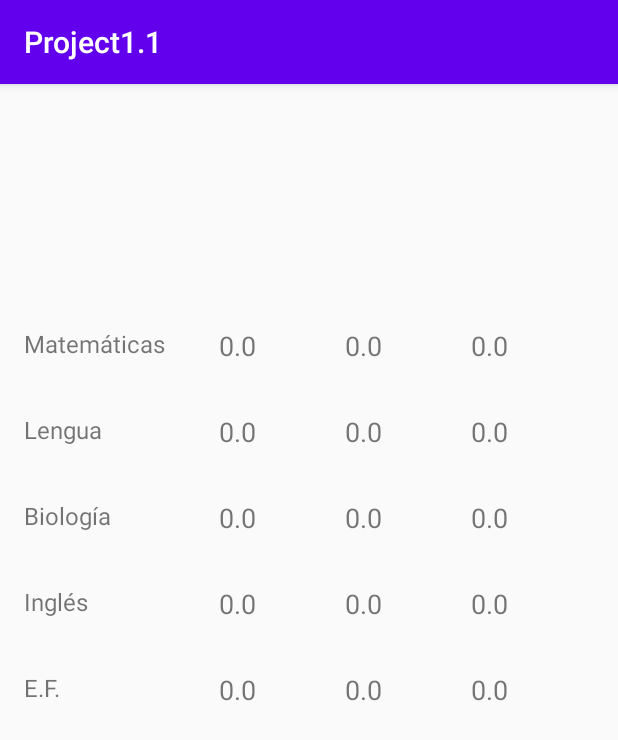
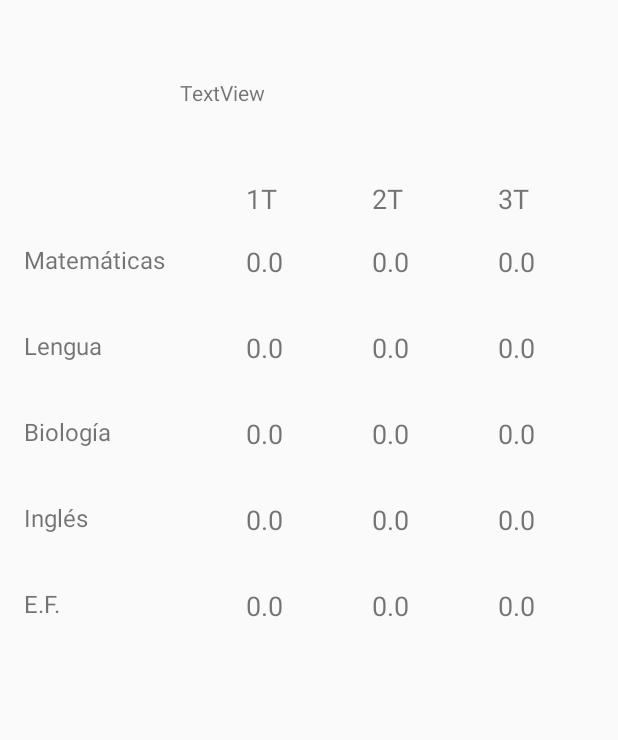
Before and after one commit to sergiomunrui/Project1.1, an Android app: the DatosNotasActivity screen opened directly, with no data from a screen before it, on a phone screen of 412 x 824 dp. Shown: the top 740 px of the screen. Run offline under Robolectric (Android 15) with nearby library versions, the phone set to English and light mode, and no system bars; 1 statement that could not run was skipped.

Commit message:
Mejora layout MainActivity y desactivado modo oscuro en móviles

```diff
--- a/app/src/main/java/com/sergio/project11/MainActivity.java
+++ b/app/src/main/java/com/sergio/project11/MainActivity.java
@@ -3,6 +3,7 @@ package com.sergio.project11;
 import android.content.Intent;
 import android.support.v7.app.AppCompatActivity;
 import android.os.Bundle;
+import android.support.v7.app.AppCompatDelegate;
 import android.view.View;
 
 public class MainActivity extends AppCompatActivity {
@@ -11,6 +12,8 @@ public class MainActivity extends AppCompatActivity {
     protected void onCreate(Bundle savedInstanceState) {
         super.onCreate(savedInstanceState);
         setContentView(R.layout.activity_main);
+
+        AppCompatDelegate.setDefaultNightMode(AppCompatDelegate.MODE_NIGHT_NO);
     }
 
     //Método para pasar a RegistrarActivity
--- a/app/src/main/res/layout/activity_datos_notas.xml
+++ b/app/src/main/res/layout/activity_datos_notas.xml
@@ -4,13 +4,14 @@
     xmlns:tools="http://schemas.android.com/tools"
     android:layout_width="match_parent"
     android:layout_height="match_parent"
+    android:textAlignment="center"
     tools:context=".DatosNotasActivity">
 
     <TextView
         android:id="@+id/tvIdAlumno"
-        android:layout_width="150dp"
+        android:layout_width="60dp"
         android:layout_height="40dp"
-        android:layout_marginStart="128dp"
+        android:layout_marginStart="30dp"
         android:layout_marginTop="52dp"
         app:layout_constraintStart_toStartOf="parent"
         app:layout_constraintTop_toTopOf="parent" />
@@ -22,8 +23,45 @@
         android:layout_marginStart="30dp"
         android:layout_marginTop="70dp"
         android:text="TextView"
+        android:textAlignment="center"
         android:textSize="18sp"
         app:layout_constraintStart_toEndOf="@+id/textView13"
+        app:layout_constraintTop_toBottomOf="@+id/tvIdAlumno" />
+
+    <TextView
+        android:id="@+id/tvMatT"
+        android:layout_width="60dp"
+        android:layout_height="25dp"
+        android:layout_marginStart="144dp"
+        android:layout_marginTop="28dp"
+        android:text="@string/tvCabecera1"
+        android:textAlignment="center"
+        android:textSize="18sp"
+        app:layout_constraintStart_toStartOf="parent"
+        app:layout_constraintTop_toBottomOf="@+id/tvIdAlumno" />
+
+    <TextView
+        android:id="@+id/tvMatT4"
+        android:layout_width="60dp"
+        android:layout_height="25dp"
+        android:layout_marginStart="24dp"
+        android:layout_marginTop="28dp"
+        android:text="@string/tvCabecera2"
+        android:textAlignment="center"
+        android:textSize="18sp"
+        app:layout_constraintStart_toEndOf="@+id/tvMatT"
+        app:layout_constraintTop_toBottomOf="@+id/tvIdAlumno" />
+
+    <TextView
+        android:id="@+id/tvMatT5"
+        android:layout_width="60dp"
+        android:layout_height="25dp"
+        android:layout_marginStart="24dp"
+        android:layout_marginTop="28dp"
+        android:text="@string/tvCabecera3"
+        android:textAlignment="center"
+        android:textSize="18sp"
+        app:layout_constraintStart_toEndOf="@+id/tvMatT4"
         app:layout_constraintTop_toBottomOf="@+id/tvIdAlumno" />
 
     <TextView
@@ -33,6 +71,7 @@
         android:layout_marginStart="24dp"
         android:layout_marginTop="70dp"
         android:text="TextView"
+        android:textAlignment="center"
         android:textSize="18sp"
         app:layout_constraintStart_toEndOf="@+id/tvMatT1"
         app:layout_constraintTop_toBottomOf="@+id/tvIdAlumno" />
@@ -44,6 +83,7 @@
         android:layout_marginStart="24dp"
         android:layout_marginTop="70dp"
         android:text="TextView"
+        android:textAlignment="center"
         android:textSize="18sp"
         app:layout_constraintStart_toEndOf="@+id/tvMatT2"
         app:layout_constraintTop_toBottomOf="@+id/tvIdAlumno" />
@@ -55,6 +95,7 @@
         android:layout_marginStart="30dp"
         android:layout_marginTop="32dp"
         android:text="TextView"
+        android:textAlignment="center"
         android:textSize="18sp"
         app:layout_constraintStart_toEndOf="@+id/textView14"
         app:layout_constraintTop_toBottomOf="@+id/tvMatT1" />
@@ -66,6 +107,7 @@
         android:layout_marginStart="24dp"
         android:layout_marginTop="32dp"
         android:text="TextView"
+        android:textAlignment="center"
         android:textSize="18sp"
         app:layout_constraintStart_toEndOf="@+id/tvLengT1"
         app:layout_constraintTop_toBottomOf="@+id/tvMatT2" />
@@ -77,6 +119,7 @@
         android:layout_marginStart="24dp"
         android:layout_marginTop="32dp"
         android:text="TextView"
+        android:textAlignment="center"
         android:textSize="18sp"
         app:layout_constraintStart_toEndOf="@+id/tvLengT2"
         app:layout_constraintTop_toBottomOf="@+id/tvMatT3" />
@@ -88,6 +131,7 @@
         android:layout_marginStart="30dp"
         android:layout_marginTop="32dp"
         android:text="TextView"
+        android:textAlignment="center"
         android:textSize="18sp"
         app:layout_constraintStart_toEndOf="@+id/textView15"
         app:layout_constraintTop_toBottomOf="@+id/tvLengT1" />
@@ -99,6 +143,7 @@
         android:layout_marginStart="24dp"
         android:layout_marginTop="32dp"
         android:text="TextView"
+        android:textAlignment="center"
         android:textSize="18sp"
         app:layout_constraintStart_toEndOf="@+id/tvBioT1"
         app:layout_constraintTop_toBottomOf="@+id/tvLengT2" />
@@ -110,6 +155,7 @@
         android:layout_marginStart="24dp"
         android:layout_marginTop="32dp"
         android:text="TextView"
+        android:textAlignment="center"
         android:textSize="18sp"
         app:layout_constraintStart_toEndOf="@+id/tvBioT2"
         app:layout_constraintTop_toBottomOf="@+id/tvLengT3" />
@@ -121,6 +167,7 @@
         android:layout_marginStart="30dp"
         android:layout_marginTop="32dp"
         android:text="TextView"
+        android:textAlignment="center"
         android:textSize="18sp"
         app:layout_constraintStart_toEndOf="@+id/textView16"
         app:layout_constraintTop_toBottomOf="@+id/tvBioT1" />
@@ -132,6 +179,7 @@
         android:layout_marginStart="24dp"
         android:layout_marginTop="32dp"
         android:text="TextView"
+        android:textAlignment="center"
         android:textSize="18sp"
         app:layout_constraintStart_toEndOf="@+id/tvIngT1"
         app:layout_constraintTop_toBottomOf="@+id/tvBioT2" />
@@ -143,6 +191,7 @@
         android:layout_marginStart="24dp"
         android:layout_marginTop="32dp"
         android:text="TextView"
+        android:textAlignment="center"
         android:textSize="18sp"
         app:layout_constraintStart_toEndOf="@+id/tvIngT2"
         app:layout_constraintTop_toBottomOf="@+id/tvBioT3" />
@@ -154,6 +203,7 @@
         android:layout_marginStart="30dp"
         android:layout_marginTop="32dp"
         android:text="TextView"
+        android:textAlignment="center"
         android:textSize="18sp"
         app:layout_constraintStart_toEndOf="@+id/textView17"
         app:layout_constraintTop_toBottomOf="@+id/tvIngT1" />
@@ -165,6 +215,7 @@
         android:layout_marginStart="24dp"
         android:layout_marginTop="32dp"
         android:text="TextView"
+        android:textAlignment="center"
         android:textSize="18sp"
         app:layout_constraintStart_toEndOf="@+id/tvEfT1"
         app:layout_constraintTop_toBottomOf="@+id/tvIngT2" />
@@ -176,6 +227,7 @@
         android:layout_marginStart="24dp"
         android:layout_marginTop="32dp"
         android:text="TextView"
+        android:textAlignment="center"
         android:textSize="18sp"
         app:layout_constraintStart_toEndOf="@+id/tvEfT2"
         app:layout_constraintTop_toBottomOf="@+id/tvIngT3" />
@@ -235,4 +287,14 @@
         app:layout_constraintStart_toStartOf="parent"
         app:layout_constraintTop_toBottomOf="@+id/textView16" />
 
+    <TextView
+        android:id="@+id/tvNombre"
+        android:layout_width="250dp"
+        android:layout_height="40dp"
+        android:layout_marginStart="30dp"
+        android:layout_marginTop="52dp"
+        android:text="TextView"
+        app:layout_constraintStart_toEndOf="@+id/tvIdAlumno"
+        app:layout_constraintTop_toTopOf="parent" />
+
 </android.support.constraint.ConstraintLayout>
--- a/app/src/main/res/values-night/themes.xml
+++ b/app/src/main/res/values-night/themes.xml
@@ -1,10 +1,13 @@
 <resources xmlns:tools="http://schemas.android.com/tools">
     <!-- Base application theme. -->
-    <style name="Theme.Project11" parent="Theme.AppCompat.Light.DarkActionBar">
+    <style name="Theme.Project11" parent="Theme.AppCompat.Light.NoActionBar">
         <!-- Primary brand color. -->
         <item name="colorPrimary">@color/purple_200</item>
         <item name="colorPrimaryDark">@color/purple_700</item>
         <item name="colorAccent">@color/teal_200</item>
         <!-- Customize your theme here. -->
+
+        <item name="android:forceDarkAllowed" tools:targetApi="q">false</item>
+
     </style>
 </resources>
--- a/app/src/main/res/values/strings.xml
+++ b/app/src/main/res/values/strings.xml
@@ -60,5 +60,8 @@
     <string name="tvNotasBio">Biología</string>
     <string name="tvNotasIng">Inglés</string>
     <string name="tvNotasEF">E.F.</string>
+    <string name="tvCabecera1">1T</string>
+    <string name="tvCabecera2">2T</string>
+    <string name="tvCabecera3">3T</string>
 
 </resources>
--- a/app/src/main/res/values/themes.xml
+++ b/app/src/main/res/values/themes.xml
@@ -1,10 +1,13 @@
 <resources xmlns:tools="http://schemas.android.com/tools">
     <!-- Base application theme. -->
-    <style name="Theme.Project11" parent="Theme.AppCompat.Light.DarkActionBar">
+    <style name="Theme.Project11" parent="Theme.AppCompat.Light.NoActionBar">
         <!-- Primary brand color. -->
         <item name="colorPrimary">@color/purple_500</item>
         <item name="colorPrimaryDark">@color/purple_700</item>
         <item name="colorAccent">@color/teal_200</item>
         <!-- Customize your theme here. -->
+
+        <item name="android:forceDarkAllowed" tools:targetApi="q">false</item>
+
     </style>
 </resources>
```
Also changed, not shown: app/src/main/res/drawable/bottom_background_light_green.xml (added, +10 -0 lines), app/src/main/res/layout/activity_main.xml (+55 -19 lines), app/src/main/res/drawable/loro_logo.png (added).
